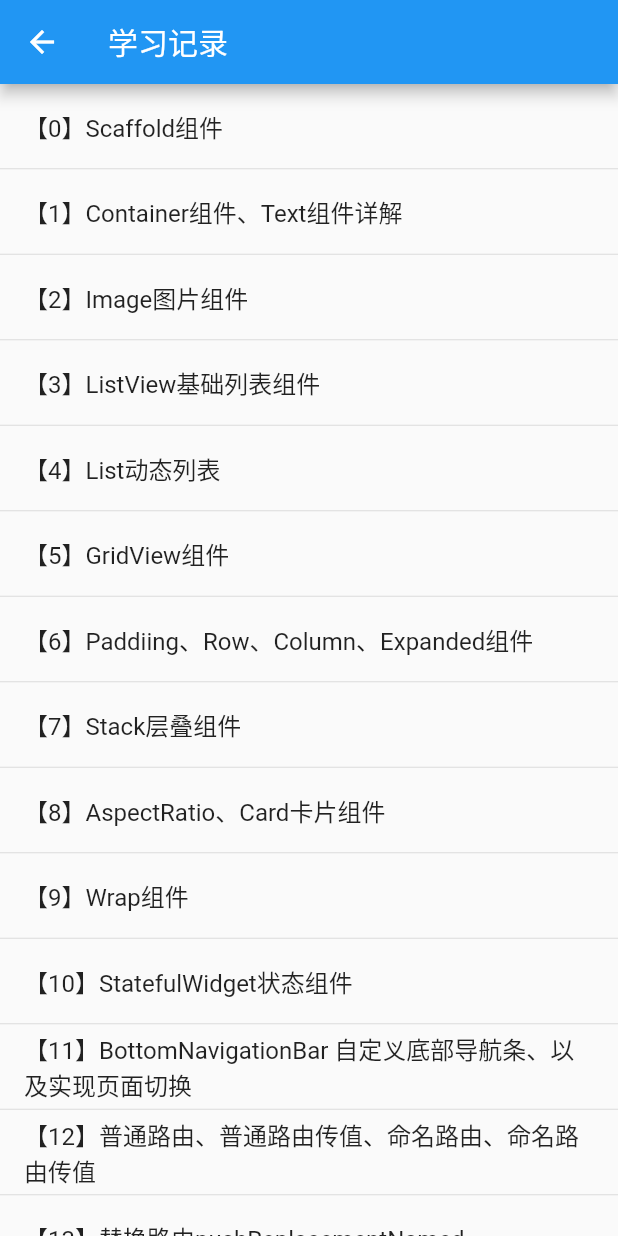
After one commit to yuansirios/Flutter_Learning_Collection, a Flutter app: the LearnList screen opened directly, on a phone screen of 412 x 824 dp. The commit adds this screen. Run offline on Flutter 3.47's test engine with Material 2 defaults, Android fonts, the phone set to English and light mode, and no system bars; our stand-ins replace dio, fluttertoast, image_picker, pull_to_refresh, webview_flutter; generated files the repository leaves out were written again.

Commit message:
完善学习列表

```diff
--- a/lib/CustomerWidgets/CustomerDialogWidgets.dart
+++ b/lib/CustomerWidgets/CustomerDialogWidgets.dart
@@ -38,7 +38,7 @@ class CustomerDialogWidgets extends StatelessWidget {
   _loadAlertDialog() {
     YSDialog.showAlert(
         "我是标题",
-        "我是内容",
+        "我是内容内容内容内容内容",
         (int index) {
       print("点击了：$index");
     });
--- /dev/null
+++ b/lib/Learn/LearnList.dart
@@ -0,0 +1,81 @@
+
+import 'package:flutter/material.dart';
+
+import 'day01/learn01.dart' as learn01;
+import 'day01/learn02.dart' as learn02;
+import 'day01/learn03.dart' as learn03;
+import 'day01/learn04.dart' as learn04;
+import 'day02/learn05.dart' as learn05;
+import 'day02/learn06.dart' as learn06;
+import 'day02/learn07.dart' as learn07;
+import 'day02/learn08.dart' as learn08;
+import 'day02/learn09.dart' as learn09;
+import 'day02/learn10.dart' as learn10;
+import 'day02/learn11.dart' as learn11;
+import 'day03/learn12.dart' as learn12;
+import 'day03/learn13.dart' as learn13;
+import 'day04/learn14.dart' as learn14;
+import 'day04/learn15.dart' as learn15;
+import 'day04/learn16.dart' as learn16;
+import 'day05/Button.dart'    as learn17;
+import 'day05/CheckBox.dart'  as learn18;
+import 'day05/Radio.dart'     as learn19;
+import 'day05/TextField.dart' as learn20;
+import 'day05/FormDemo.dart'  as learn21;
+
+class LearnList extends StatelessWidget {
+  final List dataList = [
+    {"title": "Scaffold组件", "component": learn01.Demo()},
+    {"title": "Container组件、Text组件详解", "component": learn02.Demo()},
+    {"title": "Image图片组件", "component": learn03.Demo()},
+    {"title": "ListView基础列表组件", "component": learn04.Demo()},
+    {"title": "List动态列表", "component": learn05.Demo()},
+    {"title": "GridView组件", "component": learn06.Demo()},
+    {"title": "Paddiing、Row、Column、Expanded组件", "component": learn07.Demo()},
+    {"title": "Stack层叠组件", "component": learn08.Demo()},
+    {"title": "AspectRatio、Card卡片组件", "component": learn09.Demo()},
+    {"title": "Wrap组件", "component": learn10.Demo()},
+    {"title": "StatefulWidget状态组件", "component": learn11.Demo()},
+    {"title": "BottomNavigationBar 自定义底部导航条、以及实现页面切换","component": learn12.Demo()},
+    {"title": "普通路由、普通路由传值、命名路由、命名路由传值", "component": learn13.Demo()},
+    {"title": "替换路由pushReplacementNamed", "component": learn14.Demo()},
+    {"title": "AppBar 自定义顶部导航按钮 图标、颜色 以及 TabBar 定义顶部 Tab 切换", "component": learn15.Demo()},
+    {"title": "Drawer侧边栏、以及侧边栏内容布局", "component": learn16.Demo()},
+    {"title": "按钮组件 RaisedButton、FlatButton、OutlineButton、IconButton、ButtonBar以及自定义按钮组件", "component": learn17.Demo()},
+    {"title": "CheckBox多选框组件", "component": learn18.Demo()},
+    {"title": "Radio和Switch单选框组件", "component": learn19.Demo()},
+    {"title": "TextField文本框组件", "component": learn20.Demo()},
+    {"title": "表单示例", "component": learn21.Demo()},
+  ];
+
+  List<Widget> _getListData(BuildContext context) {
+    List<Widget> list = List();
+    for (int i = 0; i < dataList.length; i++) {
+      list.add(Column(
+        children: <Widget>[
+          ListTile(
+            title: Text("【$i】${dataList[i]["title"]}"),
+            onTap: () {
+              Navigator.of(context)
+                  .push(MaterialPageRoute(builder: (context) => dataList[i]["component"]));
+            },
+          ),
+          Divider(height: 1)
+        ],
+      ));
+    }
+    return list;
+  }
+
+  @override
+  Widget build(BuildContext context) {
+    return Scaffold(
+      appBar: AppBar(
+        title: Text('学习记录'),
+      ),
+      body: ListView(
+        children: _getListData(context),
+      ),
+    );
+  }
+}
--- a/lib/RootView/RootView.dart
+++ b/lib/RootView/RootView.dart
@@ -10,6 +10,8 @@ import '../FunctionalWidgets/FunctionalWidgets.dart';
 import '../EventHandleWidgets/EventHandleWidgets.dart';
 import '../CustomerWidgets/CustomerWidgets.dart';
 import '../FileAndNetWidgets/FileAndNetWidgets.dart';
+
+import '../Learn/LearnList.dart';
 
 import '../PracticeList/DioCustomWidgets.dart';
 import '../PracticeList/MoreEnvWidgets.dart';
@@ -37,11 +39,13 @@ class RootListView extends StatelessWidget {
   }
 
   final List dataList = [
+    //入门篇
     {"title": "基础组件", "component": BaseWidgets()},
     {"title": "布局类组件", "component": LayoutWidgets()},
     {"title": "容器类组件", "component": ContainerWidgets()},
     {"title": "可滚动组件", "component": ScrollAbleWidgets()},
     {"title": "功能型组价", "component": FunctionalWidgets()},
+    //进阶篇
     {"title": "事件处理与通知", "component": EventHandleWidgets()},
     {"title": "动画", "component": ""},
     {"title": "自定义组件", "component": CustomerWidgets()},
@@ -49,6 +53,9 @@ class RootListView extends StatelessWidget {
     {"title": "包与插件", "component": "learn10.Demo()"},
     {"title": "国际化", "component": ""},
     {"title": "核心原理", "component": ""},
+    //学习篇
+    {"title": "学习列表", "component": LearnList()},
+    //实战篇
     {"title": "Dio网络库封装（get、post、file上传）", "component": DioCustomWidgets()},
     {"title": "多环境配置方案（开发，测试，生产）", "component": MoreEnvWidgets()},
     {"title": "列表下拉刷新+分页加载", "component": ListLoadMore()}
@@ -69,6 +76,16 @@ class RootListView extends StatelessWidget {
               ),
               Divider()
             ]),
+
+            if (title == "学习列表")
+            Column(children: <Widget>[
+              Text(
+                "--- 学习篇 ---",
+                style: TextStyle(height: 3),
+              ),
+              Divider()
+            ]),
+
             if (title == "事件处理与通知")
             Column(children: <Widget>[
               Text(
```
Also changed, not shown: lib/Components/Dialog/LoadingDialog.dart (deleted, +0 -68 lines), lib/Components/Dialog/YSDialog.dart (+11 -2 lines), lib/Components/YSTools.dart (+4 -4 lines), lib/PracticeList/ListLoadMore.dart (+4 -4 lines), lib/main.dart (+0 -79 lines), 1 other file.
